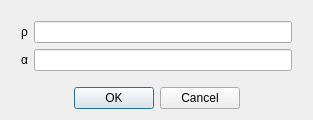
First picture: the form in src/ui/dialogs/bound_cocone_parameters.ui, repository cppd/math, before the edit.
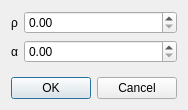
Second picture: the form after the edit.

Diff of the .ui file:
```diff
--- a/src/ui/dialogs/bound_cocone_parameters.ui
+++ b/src/ui/dialogs/bound_cocone_parameters.ui
@@ -6,8 +6,8 @@
    <rect>
     <x>0</x>
     <y>0</y>
-    <width>313</width>
-    <height>116</height>
+    <width>184</width>
+    <height>110</height>
    </rect>
   </property>
   <property name="windowTitle">
@@ -15,49 +15,42 @@
   </property>
   <layout class="QVBoxLayout" name="verticalLayout">
    <item>
-    <layout class="QFormLayout" name="formLayout">
-     <property name="leftMargin">
-      <number>10</number>
-     </property>
-     <property name="topMargin">
-      <number>10</number>
-     </property>
-     <property name="rightMargin">
-      <number>10</number>
-     </property>
-     <property name="bottomMargin">
-      <number>10</number>
-     </property>
+    <layout class="QFormLayout" name="formLayout_2">
      <item row="0" column="0">
-      <widget class="QLabel" name="Label_Rho">
+      <widget class="QLabel" name="Label_Rho_2">
        <property name="text">
         <string>ρ</string>
        </property>
       </widget>
      </item>
-     <item row="0" column="1">
-      <widget class="QLineEdit" name="LineEdit_Rho">
-       <property name="inputMethodHints">
-        <set>Qt::ImhNone</set>
-       </property>
-      </widget>
-     </item>
      <item row="1" column="0">
-      <widget class="QLabel" name="Label_Alpha">
+      <widget class="QLabel" name="Label_Alpha_2">
        <property name="text">
         <string>α</string>
        </property>
       </widget>
      </item>
+     <item row="0" column="1">
+      <widget class="QDoubleSpinBox" name="doubleSpinBox_rho"/>
+     </item>
      <item row="1" column="1">
-      <widget class="QLineEdit" name="LineEdit_Alpha">
-       <property name="inputMethodHints">
-        <set>Qt::ImhNone</set>
-       </property>
-      </widget>
+      <widget class="QDoubleSpinBox" name="doubleSpinBox_alpha"/>
      </item>
     </layout>
    </item>
+   <item>
+    <spacer name="verticalSpacer">
+     <property name="orientation">
+      <enum>Qt::Vertical</enum>
+     </property>
+     <property name="sizeHint" stdset="0">
+      <size>
+       <width>20</width>
+       <height>0</height>
+      </size>
+     </property>
+    </spacer>
+   </item>
    <item>
     <widget class="QDialogButtonBox" name="buttonBox">
      <property name="inputMethodHints">
```
